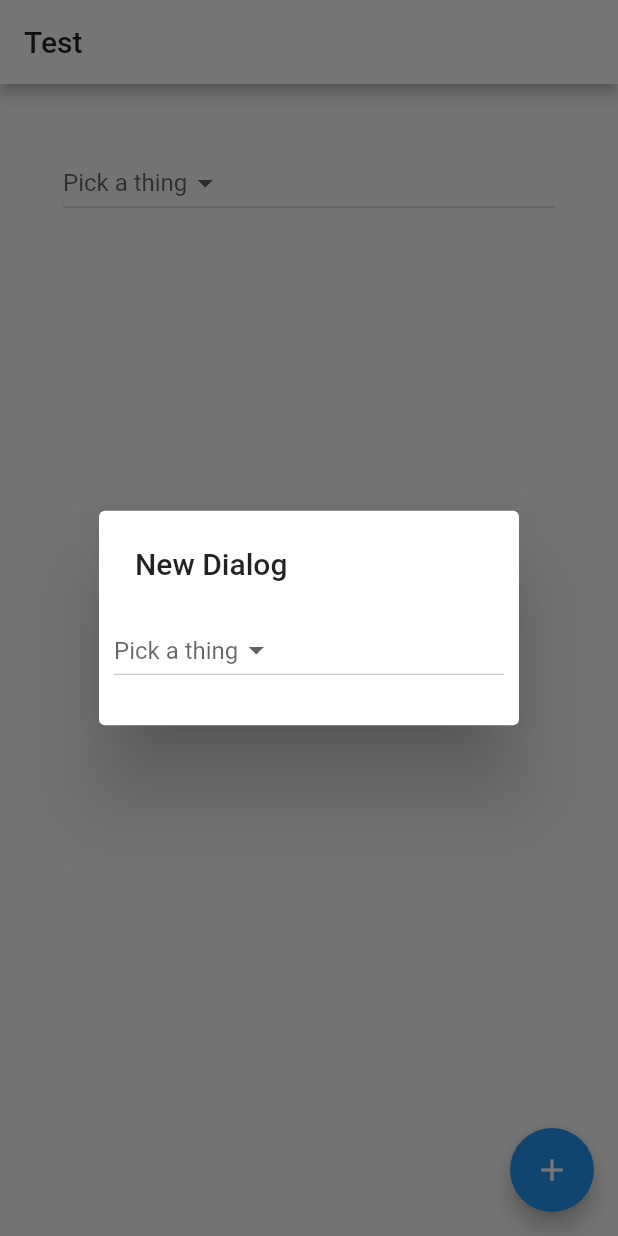
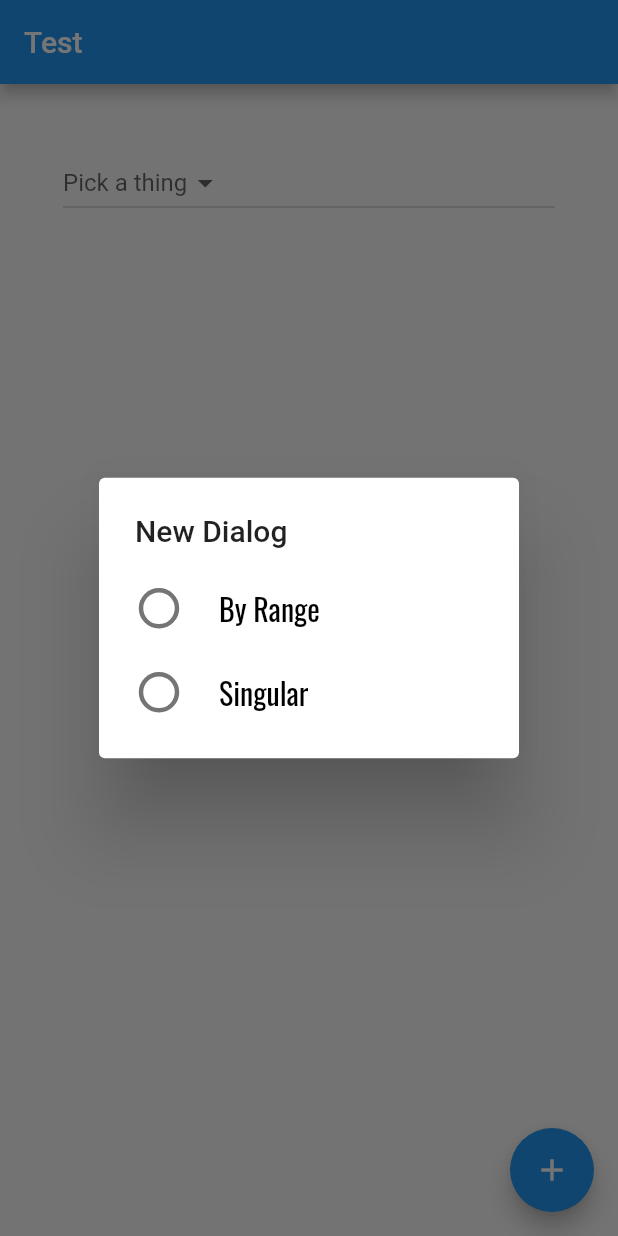
Before and after one commit to iwmakhupane12/touch_point_click_service_provider, a Flutter app: the DialogueDraft screen opened directly, after a tap on the "add" icon, on a phone screen of 412 x 824 dp. Run offline on Flutter 3.47's test engine with Material 2 defaults, Android fonts, the phone set to English and light mode, and no system bars; our stand-ins replace google_fonts, sticky_headers, table_calendar; missing offline and left inert: country_calling_code_picker.

Commit message:
Date schedule done with its dialogs interphase

```diff
--- a/touch_point_click_service_provider/lib/main.dart
+++ b/touch_point_click_service_provider/lib/main.dart
@@ -13,7 +13,7 @@ class MyServiceProviderApp extends StatelessWidget {
       debugShowCheckedModeBanner: false,
       title: 'TPClick Service Provider',
       theme: ThemeData(
-        primaryColor: Colors.white,
+        primaryColor: Colors.blue,
         visualDensity: VisualDensity.adaptivePlatformDensity,
       ),
       home: SplashScreen(),
--- a/touch_point_click_service_provider/lib/src/components/baseWidget.dart
+++ b/touch_point_click_service_provider/lib/src/components/baseWidget.dart
@@ -27,6 +27,7 @@ class BaseWidget {
     return Scaffold(
       backgroundColor: Colors.white,
       appBar: AppBar(
+        backgroundColor: Colors.white,
         elevation: 0.0,
         leading: InkWell(
           onTap: () => Navigator.pushReplacement(
--- a/touch_point_click_service_provider/lib/src/screens/dialogueDraft.dart
+++ b/touch_point_click_service_provider/lib/src/screens/dialogueDraft.dart
@@ -1,4 +1,5 @@
 import 'package:flutter/material.dart';
+import 'package:touch_point_click_service_provider/src/appUsedStylesSizes/appTextStyles.dart';
 
 class DialogueDraft extends StatefulWidget {
   @override
@@ -6,7 +7,7 @@ class DialogueDraft extends StatefulWidget {
 }
 
 class _DialogueDraftState extends State<DialogueDraft> {
-  String _selectedId;
+  int _selectedId;
 
   @override
   Widget build(BuildContext context) {
@@ -17,19 +18,18 @@ class _DialogueDraftState extends State<DialogueDraft> {
         body: new ListView(padding: const EdgeInsets.all(32.0), children: [
           new Container(
               padding: const EdgeInsets.all(10.0),
-              child: new DropdownButton<String>(
+              child: new DropdownButton<int>(
                 hint: const Text("Pick a thing"),
                 value: _selectedId,
-                onChanged: (String value) {
+                onChanged: (int value) {
                   setState(() {
                     _selectedId = value;
                   });
                 },
-                items:
-                    <String>['One', 'Two', 'Three', 'Four'].map((String value) {
-                  return new DropdownMenuItem<String>(
+                items: <int>[1, 2, 3, 4].map((int value) {
+                  return new DropdownMenuItem<int>(
                     value: value,
-                    child: new Text(value),
+                    child: new Text("$value"),
                   );
                 }).toList(),
               )),
@@ -48,7 +48,7 @@ class _DialogueDraftState extends State<DialogueDraft> {
         ));
   }
 
-  void _onValueChange(String value) {
+  void _onValueChange(int value) {
     setState(() {
       _selectedId = value;
     });
@@ -58,15 +58,15 @@ class _DialogueDraftState extends State<DialogueDraft> {
 class MyDialog extends StatefulWidget {
   const MyDialog({this.onValueChange, this.initialValue});
 
-  final String initialValue;
-  final void Function(String) onValueChange;
+  final int initialValue;
+  final void Function(int) onValueChange;
 
   @override
   State createState() => new MyDialogState();
 }
 
 class MyDialogState extends State<MyDialog> {
-  String _selectedId;
+  int _selectedId;
 
   @override
   void initState() {
@@ -78,26 +78,48 @@ class MyDialogState extends State<MyDialog> {
     return new SimpleDialog(
       title: new Text("New Dialog"),
       children: <Widget>[
-        new Container(
-            padding: const EdgeInsets.all(10.0),
-            child: new DropdownButton<String>(
-              hint: const Text("Pick a thing"),
-              value: _selectedId,
-              onChanged: (String value) {
+        ListTile(
+          leading: Transform.scale(
+            scale: 1.5,
+            child: Radio(
+              value: 1,
+              groupValue: _selectedId,
+              onChanged: (value) {
                 setState(() {
                   _selectedId = value;
                 });
                 widget.onValueChange(value);
               },
-              items:
-                  <String>['One', 'Two', 'Three', 'Four'].map((String value) {
-                return new DropdownMenuItem<String>(
-                  value: value,
-                  child: new Text(value),
-                );
-              }).toList(),
-            )),
+            ),
+          ),
+          title: textToCheck("By Range", FontWeight.normal),
+        ),
+        ListTile(
+          leading: Transform.scale(
+            scale: 1.5,
+            child: Radio(
+              value: 2,
+              groupValue: _selectedId,
+              onChanged: (value) {
+                setState(() {
+                  _selectedId = value;
+                });
+                widget.onValueChange(value);
+              },
+            ),
+          ),
+          title: textToCheck("Singular", FontWeight.normal),
+        ),
       ],
     );
   }
+
+  Widget textToCheck(String text, FontWeight fontWeight) {
+    return RichText(
+      text: TextSpan(
+        text: text,
+        style: AppTextStyles.normalBlack(fontWeight, Colors.black),
+      ),
+    );
+  }
 }
--- a/touch_point_click_service_provider/pubspec.yaml
+++ b/touch_point_click_service_provider/pubspec.yaml
@@ -35,7 +35,6 @@ dependencies:
   sticky_headers: ^0.1.8+1
   intl: ^0.17.0
   table_calendar: ^2.3.3
-  date_range_picker: ^1.0.5
 
 dev_dependencies:
   flutter_test:
```
Also changed, not shown: touch_point_click_service_provider/lib/src/models/userSchedule.dart (+10 -2 lines), touch_point_click_service_provider/lib/src/screens/home.dart (+1 -29 lines), touch_point_click_service_provider/lib/src/screens/scheduleSettings.dart (+29 -81 lines), touch_point_click_service_provider/lib/src/screens/schedules.dart (+15 -2 lines), touch_point_click_service_provider/lib/src/screens/setSchedule.dart (+122 -79 lines), touch_point_click_service_provider/assets/images/dashboard/report.png, touch_point_click_service_provider/assets/images/dashboard/request.png, touch_point_click_service_provider/pubspec.lock.
